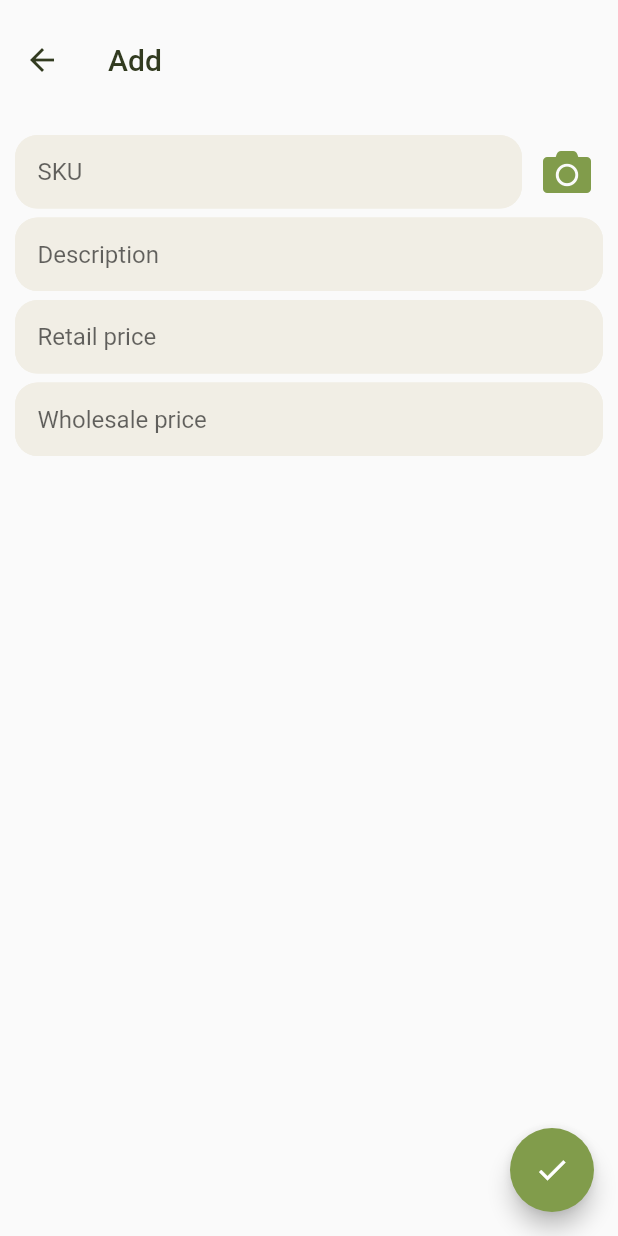
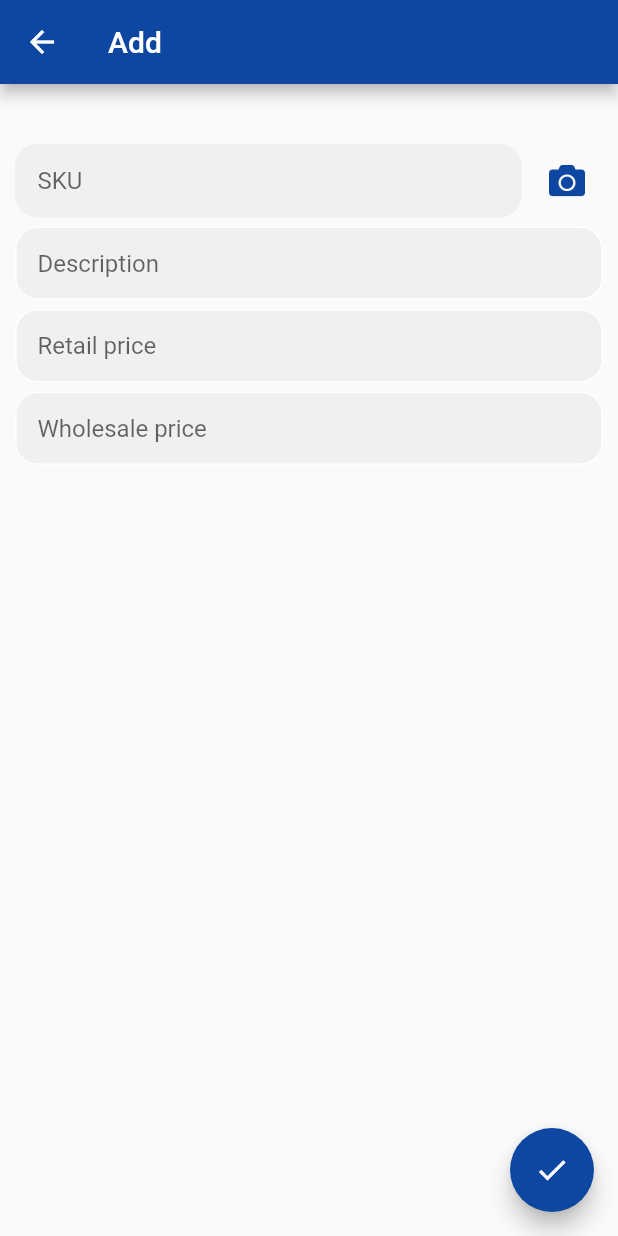
Before and after one commit to jeremieBitancor/presyo, a Flutter app: the AddProduct screen opened by its route, on a phone screen of 412 x 824 dp. Run offline on Flutter 3.47's test engine with Material 2 defaults, Android fonts, the phone set to English and light mode, and no system bars; our stand-ins replace cloud_firestore, firebase_core, font_awesome_flutter; missing offline and left inert: barcode_scan; accounts and stored records are empty.

Commit message:
change ui color

```diff
--- a/lib/view/add_product.dart
+++ b/lib/view/add_product.dart
@@ -52,17 +52,12 @@ class _AddProductState extends State<AddProduct> {
     return Scaffold(
       key: scaffoldKey,
       appBar: AppBar(
-        brightness: Brightness.light,
         title: Text(
           'Add',
-          style: TextStyle(color: Color(0xFF323B20)),
         ),
-        backgroundColor: Colors.transparent,
-        elevation: 0,
-        toolbarHeight: 80,
-        iconTheme: IconThemeData(color: Color(0xFF323B20)),
       ),
-      body: Padding(
+      body: Container(
+        margin: const EdgeInsets.only(top: 30),
         padding: const EdgeInsets.all(10.0),
         child: Form(
           key: formKey,
@@ -72,22 +67,19 @@ class _AddProductState extends State<AddProduct> {
                 child: Container(
                   margin: EdgeInsets.only(bottom: 6),
                   child: TextFormField(
-                    // style: TextStyle(fontSize: 20),
                     controller: skuController,
                     keyboardType: TextInputType.number,
-
                     decoration: InputDecoration(
                         filled: true,
-                        fillColor: Color(0xFFF1EEE5),
                         hintText: "SKU",
                         isDense: true,
                         contentPadding: EdgeInsets.all(15),
                         enabledBorder: OutlineInputBorder(
-                          borderSide: BorderSide(color: Color(0xFFF1EEE5)),
+                          borderSide: BorderSide(color: Colors.transparent),
                           borderRadius: BorderRadius.circular(15),
                         ),
                         focusedBorder: OutlineInputBorder(
-                            borderSide: BorderSide(color: Color(0xFFF1EEE5)),
+                            borderSide: BorderSide(color: Colors.transparent),
                             borderRadius: BorderRadius.circular(15))),
                     validator: (value) {
                       if (value.isEmpty) {
@@ -101,36 +93,30 @@ class _AddProductState extends State<AddProduct> {
               ),
               Container(
                 margin: EdgeInsets.only(bottom: 6, left: 6),
-                // decoration: BoxDecoration(
-                //     color: Color(0xFF819C4B),
-                //     borderRadius: BorderRadius.circular(15)),
                 child: IconButton(
                   onPressed: scan,
                   icon: FaIcon(
                     FontAwesomeIcons.camera,
-                    size: 32,
                   ),
-                  color: Color(0xFF819C4B),
+                  color: Colors.blue[900],
                 ),
               )
             ]),
             Container(
               margin: EdgeInsets.only(bottom: 6),
               child: TextFormField(
-                // style: TextStyle(fontSize: 20),
                 controller: descController,
                 decoration: InputDecoration(
-                    fillColor: Color(0xFFF1EEE5),
                     filled: true,
                     isDense: true,
                     contentPadding: EdgeInsets.all(15),
                     hintText: "Description",
                     enabledBorder: OutlineInputBorder(
-                      borderSide: BorderSide(color: Color(0xFFF1EEE5)),
+                      borderSide: BorderSide(color: Colors.white),
                       borderRadius: BorderRadius.circular(15),
                     ),
                     focusedBorder: OutlineInputBorder(
-                        borderSide: BorderSide(color: Color(0xFFF1EEE5)),
+                        borderSide: BorderSide(color: Colors.white),
                         borderRadius: BorderRadius.circular(15))),
                 validator: (value) {
                   if (value.isEmpty) {
@@ -144,21 +130,19 @@ class _AddProductState extends State<AddProduct> {
             Container(
               margin: EdgeInsets.only(bottom: 6),
               child: TextFormField(
-                // style: TextStyle(fontSize: 20),
                 controller: retailPriceController,
                 keyboardType: TextInputType.numberWithOptions(decimal: true),
                 decoration: InputDecoration(
                     filled: true,
-                    fillColor: Color(0xFFF1EEE5),
                     hintText: "Retail price",
                     isDense: true,
                     contentPadding: EdgeInsets.all(15),
                     enabledBorder: OutlineInputBorder(
-                      borderSide: BorderSide(color: Color(0xFFF1EEE5)),
+                      borderSide: BorderSide(color: Colors.white),
                       borderRadius: BorderRadius.circular(15),
                     ),
                     focusedBorder: OutlineInputBorder(
-                        borderSide: BorderSide(color: Color(0xFFF1EEE5)),
+                        borderSide: BorderSide(color: Colors.white),
                         borderRadius: BorderRadius.circular(15))),
                 validator: (value) {
                   if (value.isEmpty) {
@@ -173,20 +157,18 @@ class _AddProductState extends State<AddProduct> {
               margin: EdgeInsets.only(bottom: 6),
               child: TextFormField(
                 controller: wholesalePriceController,
-                // style: TextStyle(fontSize: 20),
                 keyboardType: TextInputType.numberWithOptions(decimal: true),
                 decoration: InputDecoration(
                     filled: true,
-                    fillColor: Color(0xFFF1EEE5),
                     hintText: "Wholesale price",
                     isDense: true,
                     contentPadding: EdgeInsets.all(15),
                     enabledBorder: OutlineInputBorder(
-                      borderSide: BorderSide(color: Color(0xFFF1EEE5)),
+                      borderSide: BorderSide(color: Colors.white),
                       borderRadius: BorderRadius.circular(15),
                     ),
                     focusedBorder: OutlineInputBorder(
-                        borderSide: BorderSide(color: Color(0xFFF1EEE5)),
+                        borderSide: BorderSide(color: Colors.white),
                         borderRadius: BorderRadius.circular(15))),
                 validator: (value) {
                   if (value.isEmpty) {
@@ -201,7 +183,7 @@ class _AddProductState extends State<AddProduct> {
         ),
       ),
       floatingActionButton: FloatingActionButton(
-        backgroundColor: Color(0xFF819C4B),
+        backgroundColor: Colors.blue[900],
         onPressed: () {
           if (formKey.currentState.validate()) {
             String sku = skuController.text;
@@ -245,7 +227,7 @@ class _AddProductState extends State<AddProduct> {
         },
         child: isLoading
             ? CircularProgressIndicator(
-                backgroundColor: Colors.white,
+                valueColor: AlwaysStoppedAnimation<Color>(Colors.white),
               )
             : Icon(Icons.check),
       ),
```
Also changed, not shown: lib/view/edit_product.dart (+12 -21 lines), lib/view/search.dart (+15 -43 lines).
